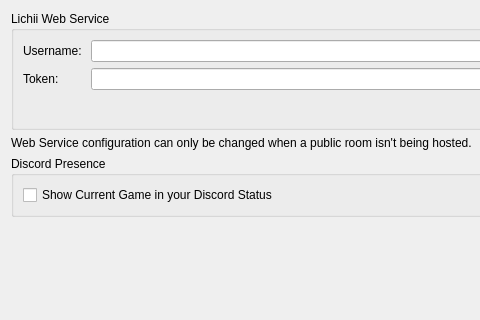
This is src/yuzu/configuration/configure_web.ui in Spikol02/Nyamu as Qt 5 draws it before an edit; both pictures show x 0 to 480 and y 0 to 320 of the 926 by 561 pixel window. The edited form follows.
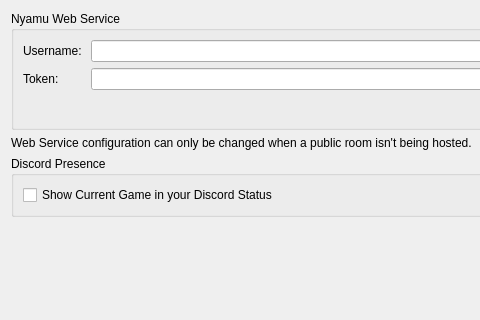
This is the edited form.

Commit message:
Rename the fork to Nyamu
The program is now nyamu.exe, and the window title, version log line,
dialogs, installer and desktop entries say Nyamu. Settings, user data and
hotkey keys are unchanged, and credits to Lichii and Selevet builds stay.

Claude-Session: https://claude.ai/code/session_01WzPMHke5rSjK2sWP9qqHqA

```diff
--- a/src/yuzu/configuration/configure_web.ui
+++ b/src/yuzu/configuration/configure_web.ui
@@ -22,7 +22,7 @@
      <item>
       <widget class="QGroupBox" name="groupBoxWebConfig">
        <property name="title">
-        <string>Lichii Web Service</string>
+        <string>Nyamu Web Service</string>
        </property>
        <layout class="QVBoxLayout" name="verticalLayoutYuzuWebService">
         <item>
```
The commit also changes 31 other files.
